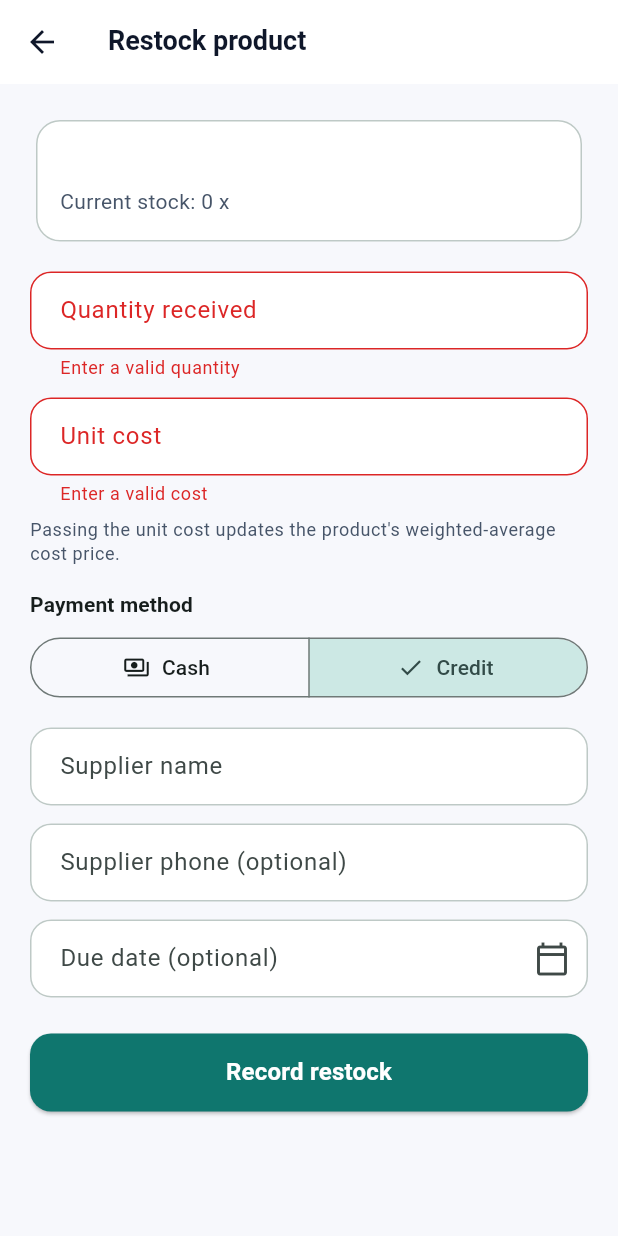
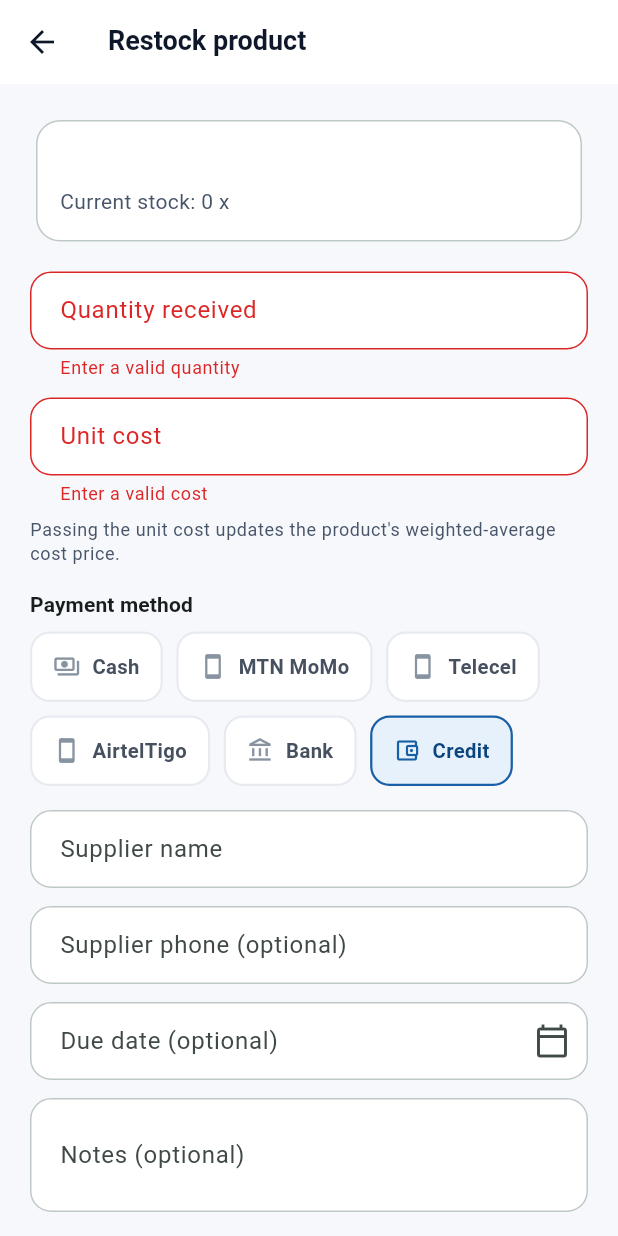
Before and after one commit to FelixAmofahDev/FinMind, a Flutter app: the RestockPage screen opened directly, after a tap on "Record restock", after a tap on "Credit", on a phone screen of 412 x 824 dp. Run offline on Flutter 3.47's test engine with Material 3 defaults, Android fonts, the light colour scheme and no system bars; our stand-ins replace connectivity_plus, dio, flutter_riverpod, flutter_secure_storage, shared_preferences; accounts and stored records are empty.

Commit message:
notes added in credit purchase and payment metho replaced by the shared payment method widget

```diff
--- a/lib/features/creditors/data/models/creditor_model.dart
+++ b/lib/features/creditors/data/models/creditor_model.dart
@@ -10,11 +10,12 @@ class CreditorModel extends Creditor {
     required super.isOverdue,
     required super.isDueSoon,
     required super.daysOverdue,
+    required super.notes,
   });
 
   factory CreditorModel.fromJson(Map<String, dynamic> json) {
     return CreditorModel(
-      id: json['creditorId'] as String? ?? '',
+      id: json['id'] as String? ?? '',
       name: json['name'] as String? ?? '',
       phone: json['phone'] as String? ?? '',
       amountOutstanding: _toDouble(json['amountOutstanding']),
@@ -22,6 +23,7 @@ class CreditorModel extends Creditor {
       isOverdue: json['isOverdue'] as bool? ?? false,
       isDueSoon: json['isDueSoon'] as bool? ?? false,
       daysOverdue: _toInt(json['daysOverdue']),
+      notes: json['notes'] as String? ?? '',
     );
   }
 
--- a/lib/features/creditors/data/models/creditor_update_request_model.dart
+++ b/lib/features/creditors/data/models/creditor_update_request_model.dart
@@ -1,26 +1,21 @@
-import 'package:intl/intl.dart';
-
 import '../../domain/entities/creditor_update.dart';
 
 class CreditorUpdateRequestModel {
   const CreditorUpdateRequestModel({
     this.name,
     this.phone,
-    this.totalOwedAmount,
-    this.dueDate,
+    this.notes,
   });
 
   final String? name;
   final String? phone;
-  final double? totalOwedAmount;
-  final DateTime? dueDate;
+  final String? notes;
 
   factory CreditorUpdateRequestModel.fromEntity(CreditorUpdate update) {
     return CreditorUpdateRequestModel(
       name: update.name,
       phone: update.phone,
-      totalOwedAmount: update.totalOwedAmount,
-      dueDate: update.dueDate,
+      notes: update.notes,
     );
   }
 
@@ -28,8 +23,7 @@ class CreditorUpdateRequestModel {
     return <String, dynamic>{
       if (name != null && name!.trim().isNotEmpty) 'name': name!.trim(),
       if (phone != null && phone!.trim().isNotEmpty) 'phone': phone!.trim(),
-      if (totalOwedAmount != null) 'totalOwedAmount': totalOwedAmount,
-      if (dueDate != null) 'dueDate': DateFormat('yyyy-MM-dd').format(dueDate!),
+      if (notes != null) 'notes': notes!.trim(),
     };
   }
 }
--- a/lib/features/creditors/domain/entities/creditor.dart
+++ b/lib/features/creditors/domain/entities/creditor.dart
@@ -8,6 +8,7 @@ class Creditor {
     required this.isOverdue,
     required this.isDueSoon,
     required this.daysOverdue,
+    required this.notes,
   });
 
   final String id;
@@ -18,6 +19,7 @@ class Creditor {
   final bool isOverdue;
   final bool isDueSoon;
   final int daysOverdue;
+  final String notes;
 
   bool get hasDueDate => dueDate != null;
 
@@ -30,6 +32,7 @@ class Creditor {
     bool? isOverdue,
     bool? isDueSoon,
     int? daysOverdue,
+    String? notes,
   }) {
     return Creditor(
       id: id ?? this.id,
@@ -40,6 +43,7 @@ class Creditor {
       isOverdue: isOverdue ?? this.isOverdue,
       isDueSoon: isDueSoon ?? this.isDueSoon,
       daysOverdue: daysOverdue ?? this.daysOverdue,
+      notes: notes ?? this.notes,
     );
   }
 }
--- a/lib/features/creditors/domain/entities/creditor_update.dart
+++ b/lib/features/creditors/domain/entities/creditor_update.dart
@@ -1,14 +1,13 @@
-/// Payload for editing a creditor's details.
+/// Payload for editing a creditor's details. Only name, phone and notes can be
+/// updated by the owner.
 class CreditorUpdate {
   const CreditorUpdate({
     this.name,
     this.phone,
-    this.totalOwedAmount,
-    this.dueDate,
+    this.notes,
   });
 
   final String? name;
   final String? phone;
-  final double? totalOwedAmount;
-  final DateTime? dueDate;
+  final String? notes;
 }
--- a/lib/features/creditors/presentation/pages/record_supplier_payment_page.dart
+++ b/lib/features/creditors/presentation/pages/record_supplier_payment_page.dart
@@ -268,8 +268,11 @@ class _RecordSupplierPaymentPageState
                       ),
                     ),
                     const SizedBox(height: 10),
-                    PaymentMethodSelector(
+                    PaymentMethodSelector<PaymentMethod>(
                       selected: _paymentMethod,
+                      methods: PaymentMethod.values,
+                      methodLabel: (method) => method.label,
+                      methodIcon: (method) => method.icon,
                       onChanged: (method) =>
                           setState(() => _paymentMethod = method),
                     ),
--- a/lib/features/debtors/data/models/debtor_model.dart
+++ b/lib/features/debtors/data/models/debtor_model.dart
@@ -11,11 +11,12 @@ class DebtorModel extends Debtor {
     required super.isOverdue,
     required super.isDueSoon,
     required super.daysOverdue,
+    required super.notes,
   });
 
   factory DebtorModel.fromJson(Map<String, dynamic> json) {
     return DebtorModel(
-      id: json['debtorId'] as String? ?? '',
+      id: json['id'] as String? ?? '',
       name: json['name'] as String? ?? '',
       phone: json['phone'] as String? ?? '',
       amountOutstanding: _toDouble(json['amountOutstanding']),
@@ -24,6 +25,7 @@ class DebtorModel extends Debtor {
       isOverdue: json['isOverdue'] as bool? ?? false,
       isDueSoon: json['isDueSoon'] as bool? ?? false,
       daysOverdue: _toInt(json['daysOverdue']),
+      notes: json['notes'] as String? ?? '',
     );
   }
 
--- a/lib/features/debtors/data/models/debtor_update_request_model.dart
+++ b/lib/features/debtors/data/models/debtor_update_request_model.dart
@@ -1,26 +1,21 @@
-import 'package:intl/intl.dart';
-
 import '../../domain/entities/debtor_update.dart';
 
 class DebtorUpdateRequestModel {
   const DebtorUpdateRequestModel({
     this.name,
     this.phone,
-    this.totalDebtAmount,
-    this.dueDate,
+    this.notes,
   });
 
   final String? name;
   final String? phone;
-  final double? totalDebtAmount;
-  final DateTime? dueDate;
+  final String? notes;
 
   factory DebtorUpdateRequestModel.fromEntity(DebtorUpdate update) {
     return DebtorUpdateRequestModel(
       name: update.name,
       phone: update.phone,
-      totalDebtAmount: update.totalDebtAmount,
-      dueDate: update.dueDate,
+      notes: update.notes,
     );
   }
 
@@ -28,8 +23,7 @@ class DebtorUpdateRequestModel {
     return <String, dynamic>{
       if (name != null && name!.trim().isNotEmpty) 'name': name!.trim(),
       if (phone != null && phone!.trim().isNotEmpty) 'phone': phone!.trim(),
-      if (totalDebtAmount != null) 'totalDebtAmount': totalDebtAmount,
-      if (dueDate != null) 'dueDate': DateFormat('yyyy-MM-dd').format(dueDate!),
+      if (notes != null) 'notes': notes!.trim(),
     };
   }
 }
--- a/lib/features/debtors/domain/entities/debtor.dart
+++ b/lib/features/debtors/domain/entities/debtor.dart
@@ -9,6 +9,7 @@ class Debtor {
     required this.isOverdue,
     required this.isDueSoon,
     required this.daysOverdue,
+    required this.notes,
   });
 
   final String id;
@@ -20,6 +21,7 @@ class Debtor {
   final bool isOverdue;
   final bool isDueSoon;
   final int daysOverdue;
+  final String notes;
 
   bool get hasDueDate => dueDate != null;
 
@@ -33,6 +35,7 @@ class Debtor {
     bool? isOverdue,
     bool? isDueSoon,
     int? daysOverdue,
+    String? notes,
   }) {
     return Debtor(
       id: id ?? this.id,
@@ -44,6 +47,7 @@ class Debtor {
       isOverdue: isOverdue ?? this.isOverdue,
       isDueSoon: isDueSoon ?? this.isDueSoon,
       daysOverdue: daysOverdue ?? this.daysOverdue,
+      notes: notes ?? this.notes,
     );
   }
 }
--- a/lib/features/debtors/domain/entities/debtor_update.dart
+++ b/lib/features/debtors/domain/entities/debtor_update.dart
@@ -1,14 +1,13 @@
-/// Payload for editing a debtor's details.
+/// Payload for editing a debtor's details. Only name, phone and notes can be
+/// updated by the owner.
 class DebtorUpdate {
   const DebtorUpdate({
     this.name,
     this.phone,
-    this.totalDebtAmount,
-    this.dueDate,
+    this.notes,
   });
 
   final String? name;
   final String? phone;
-  final double? totalDebtAmount;
-  final DateTime? dueDate;
+  final String? notes;
 }
--- a/lib/features/debtors/presentation/pages/record_repayment_page.dart
+++ b/lib/features/debtors/presentation/pages/record_repayment_page.dart
@@ -268,8 +268,11 @@ class _RecordRepaymentPageState extends ConsumerState<RecordRepaymentPage> {
                       ),
                     ),
                     const SizedBox(height: 10),
-                    PaymentMethodSelector(
+                    PaymentMethodSelector<PaymentMethod>(
                       selected: _paymentMethod,
+                      methods: PaymentMethod.values,
+                      methodLabel: (method) => method.label,
+                      methodIcon: (method) => method.icon,
                       onChanged: (method) =>
                           setState(() => _paymentMethod = method),
                     ),
--- a/lib/features/expenses/presentation/widgets/expense_entry_sheet.dart
+++ b/lib/features/expenses/presentation/widgets/expense_entry_sheet.dart
@@ -206,8 +206,11 @@ class _ExpenseEntrySheetState extends ConsumerState<ExpenseEntrySheet> {
                   ),
                 ),
                 const SizedBox(height: 10),
-                PaymentMethodSelector(
+                PaymentMethodSelector<PaymentMethod>(
                   selected: _paymentMethod,
+                  methods: PaymentMethod.values,
+                  methodLabel: (method) => method.label,
+                  methodIcon: (method) => method.icon,
                   onChanged: (method) =>
                       setState(() => _paymentMethod = method),
                 ),
--- a/lib/features/owner_transactions/presentation/widgets/owner_transaction_entry_sheet.dart
+++ b/lib/features/owner_transactions/presentation/widgets/owner_transaction_entry_sheet.dart
@@ -181,9 +181,12 @@ class _OwnerTransactionEntrySheetState
                   ),
                 ),
                 const SizedBox(height: 10),
-                PaymentMethodSelector(
+                PaymentMethodSelector<PaymentMethod>(
                   selected: _paymentMethod,
                   accentColor: accent,
+                  methods: PaymentMethod.values,
+                  methodLabel: (method) => method.label,
+                  methodIcon: (method) => method.icon,
                   onChanged: (method) =>
                       setState(() => _paymentMethod = method),
                 ),
--- a/lib/features/purchases/data/models/restock_request_model.dart
+++ b/lib/features/purchases/data/models/restock_request_model.dart
@@ -7,7 +7,7 @@ class RestockRequestModel {
 
   Map<String, dynamic> toJson() {
     return <String, dynamic>{
-      'paymentMethod': request.paymentMethod,
+      'paymentMethod': request.paymentMethod.apiValue,
       'items': <Map<String, dynamic>>[
         <String, dynamic>{
           'productId': request.productId,
@@ -23,6 +23,8 @@ class RestockRequestModel {
         'supplierPhone': request.supplierPhone!.trim(),
       if (request.dueDate != null && request.dueDate!.trim().isNotEmpty)
         'dueDate': request.dueDate!.trim(),
+      if (request.notes != null && request.notes!.trim().isNotEmpty)
+        'notes': request.notes!.trim(),
     };
   }
 }
--- /dev/null
+++ b/lib/features/purchases/domain/entities/restock_payment_method.dart
@@ -0,0 +1,28 @@
+import 'package:flutter/material.dart';
+
+/// Payment methods accepted when recording a purchase / restock. This includes
+/// `credit` (buying from a supplier on account) which is not part of the
+/// everyday money-movement set.
+enum RestockPaymentMethod {
+  cash('cash', 'Cash', Icons.payments_outlined),
+  mtnMomo('mtn_momo', 'MTN MoMo', Icons.smartphone_outlined),
+  telecel('telecel', 'Telecel', Icons.smartphone_outlined),
+  airtel('airtel', 'AirtelTigo', Icons.smartphone_outlined),
+  bank('bank', 'Bank', Icons.account_balance_outlined),
+  credit('credit', 'Credit', Icons.account_balance_wallet_outlined);
+
+  const RestockPaymentMethod(this.apiValue, this.label, this.icon);
+
+  final String apiValue;
+  final String label;
+  final IconData icon;
+
+  static RestockPaymentMethod fromApi(String? value) {
+    return RestockPaymentMethod.values.firstWhere(
+      (method) => method.apiValue == value,
+      orElse: () => RestockPaymentMethod.cash,
+    );
+  }
+
+  bool get isCredit => this == RestockPaymentMethod.credit;
+}
--- a/lib/features/purchases/domain/entities/restock_request.dart
+++ b/lib/features/purchases/domain/entities/restock_request.dart
@@ -1,3 +1,5 @@
+import 'restock_payment_method.dart';
+
 class RestockRequest {
   const RestockRequest({
     required this.productId,
@@ -8,14 +10,16 @@ class RestockRequest {
     this.supplierName,
     this.supplierPhone,
     this.dueDate,
+    this.notes,
   });
 
   final String productId;
   final double quantity;
   final double unitCost;
-  final String paymentMethod;
+  final RestockPaymentMethod paymentMethod;
   final String? creditorId;
   final String? supplierName;
   final String? supplierPhone;
   final String? dueDate;
+  final String? notes;
 }
--- a/lib/features/purchases/presentation/pages/restock_page.dart
+++ b/lib/features/purchases/presentation/pages/restock_page.dart
@@ -5,9 +5,11 @@ import 'package:intl/intl.dart';
 import 'package:finmind/core/theme/colors.dart';
 import 'package:finmind/shared/widgets/app_card.dart';
 import 'package:finmind/shared/widgets/app_text_field.dart';
+import 'package:finmind/shared/widgets/payment_method_selector.dart';
 import 'package:finmind/shared/widgets/primary_button.dart';
 
 import '../../../products/domain/entities/product.dart';
+import '../../domain/entities/restock_payment_method.dart';
 import '../../domain/entities/restock_request.dart';
 import '../providers/purchases_provider.dart';
 
@@ -25,6 +27,7 @@ class _RestockPageState extends ConsumerState<RestockPage> {
   late final TextEditingController _supplierNameController;
   late final TextEditingController _supplierPhoneController;
   late final TextEditingController _dueDateController;
+  late final TextEditingController _notesController;
   Product _product = const Product(
     id: '',
     name: '',
@@ -40,7 +43,7 @@ class _RestockPageState extends ConsumerState<RestockPage> {
     isLowStock: false,
   );
   DateTime? _dueDate;
-  String _paymentMethod = 'cash';
+  RestockPaymentMethod _paymentMethod = RestockPaymentMethod.cash;
   bool _didInit = false;
 
   @override
@@ -51,6 +54,7 @@ class _RestockPageState extends ConsumerState<RestockPage> {
     _supplierNameController = TextEditingController();
     _supplierPhoneController = TextEditingController();
     _dueDateController = TextEditingController();
+    _notesController = TextEditingController();
   }
 
   @override
@@ -73,10 +77,11 @@ class _RestockPageState extends ConsumerState<RestockPage> {
     _supplierNameController.dispose();
     _supplierPhoneController.dispose();
     _dueDateController.dispose();
+    _notesController.dispose();
     super.dispose();
   }
 
-  bool get _isCredit => _paymentMethod == 'credit';
+  bool get _isCredit => _paymentMethod.isCredit;
 
   Future<void> _pickDueDate() async {
     final picked = await showDatePicker(
@@ -128,6 +133,7 @@ class _RestockPageState extends ConsumerState<RestockPage> {
       supplierName: supplierName,
       supplierPhone: supplierPhone,
       dueDate: dueDate,
+      notes: _isCredit ? _notesController.text.trim() : null,
     );
 
     await ref.read(restockControllerProvider.notifier).restock(request: request);
@@ -240,25 +246,19 @@ class _RestockPageState extends ConsumerState<RestockPage> {
                     ),
               ),
               const SizedBox(height: 8),
-              SegmentedButton<String>(
-                segments: const [
-                  ButtonSegment<String>(
-                    value: 'cash',
-                    label: Text('Cash'),
-                    icon: Icon(Icons.payments_outlined),
-                  ),
-                  ButtonSegment<String>(
-                    value: 'credit',
-                    label: Text('Credit'),
-                    icon: Icon(Icons.account_balance_wallet_outlined),
-                  ),
+              PaymentMethodSelector<RestockPaymentMethod>(
+                methods: const [
+                  RestockPaymentMethod.cash,
+                  RestockPaymentMethod.mtnMomo,
+                  RestockPaymentMethod.telecel,
+                  RestockPaymentMethod.airtel,
+                  RestockPaymentMethod.bank,
+                  RestockPaymentMethod.credit,
                 ],
-                selected: <String>{_paymentMethod},
-                onSelectionChanged: (selection) {
-                  setState(() {
-                    _paymentMethod = selection.first;
-                  });
-                },
+                selected: _paymentMethod,
+                methodLabel: (method) => method.label,
+                methodIcon: (method) => method.icon,
+                onChanged: (method) => setState(() => _paymentMethod = method),
               ),
               if (_isCredit) ...[
                 const SizedBox(height: 16),
@@ -285,6 +285,13 @@ class _RestockPageState extends ConsumerState<RestockPage> {
                   controller: _dueDateController,
                   suffixIcon: const Icon(Icons.calendar_today_outlined),
                 ),
+                const SizedBox(height: 12),
+                AppTextField(
+                  controller: _notesController,
+                  labelText: 'Notes (optional)',
+                  hintText: 'e.g. Agreed to settle at month end',
+                  maxLines: 2,
+                ),
               ],
               const SizedBox(height: 24),
               PrimaryButton(
--- a/lib/shared/models/payment_method.dart
+++ b/lib/shared/models/payment_method.dart
@@ -10,6 +10,7 @@ enum PaymentMethod {
   telecel('telecel', 'Telecel', Icons.smartphone_outlined),
   airtel('airtel', 'AirtelTigo', Icons.smartphone_outlined),
   bank('bank', 'Bank', Icons.account_balance_outlined);
+  //credit('credit', 'Credit', Icons.credit_card_outlined);
 
   const PaymentMethod(this.apiValue, this.label, this.icon);
 
--- a/lib/shared/widgets/payment_method_selector.dart
+++ b/lib/shared/widgets/payment_method_selector.dart
@@ -1,22 +1,26 @@
 import 'package:flutter/material.dart';
 
 import '../../core/theme/colors.dart';
-import '../models/payment_method.dart';
 
 /// A reusable grid of payment method pills matching the prototype `.pays`
-/// component. Enforces the strict payment method contract app-wide.
-class PaymentMethodSelector extends StatelessWidget {
+/// component. Generic so it can host both [PaymentMethod] (money movements)
+/// and [RestockPaymentMethod] (purchases, which also allow `credit`).
+class PaymentMethodSelector<T> extends StatelessWidget {
   const PaymentMethodSelector({
     super.key,
     required this.selected,
     required this.onChanged,
-    this.methods = PaymentMethod.values,
+    required this.methods,
+    required this.methodLabel,
+    required this.methodIcon,
     this.accentColor = AppColors.blue,
   });
 
-  final PaymentMethod selected;
-  final ValueChanged<PaymentMethod> onChanged;
-  final List<PaymentMethod> methods;
+  final T selected;
+  final ValueChanged<T> onChanged;
+  final List<T> methods;
+  final String Function(T method) methodLabel;
+  final IconData Function(T method) methodIcon;
   final Color accentColor;
 
   @override
@@ -42,13 +46,13 @@ class PaymentMethodSelector extends StatelessWidget {
               mainAxisSize: MainAxisSize.min,
               children: [
                 Icon(
-                  method.icon,
+                  methodIcon(method),
                   size: 18,
                   color: isSelected ? accentColor : AppColors.mute,
                 ),
                 const SizedBox(width: 8),
                 Text(
-                  method.label,
+                  methodLabel(method),
                   style: TextStyle(
                     fontSize: 13.5,
                     fontWeight: FontWeight.w600,
```
Also changed, not shown: lib/features/creditors/presentation/pages/creditor_edit_page.dart (+10 -51 lines), lib/features/debtors/presentation/pages/debtor_edit_page.dart (+10 -51 lines).
